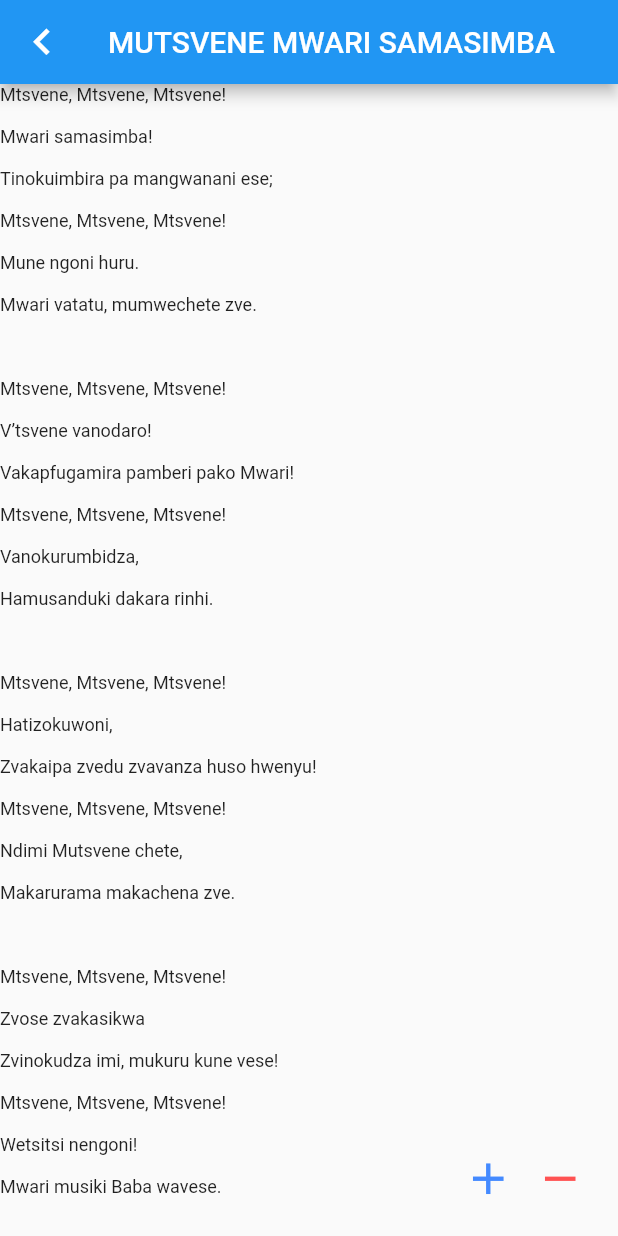
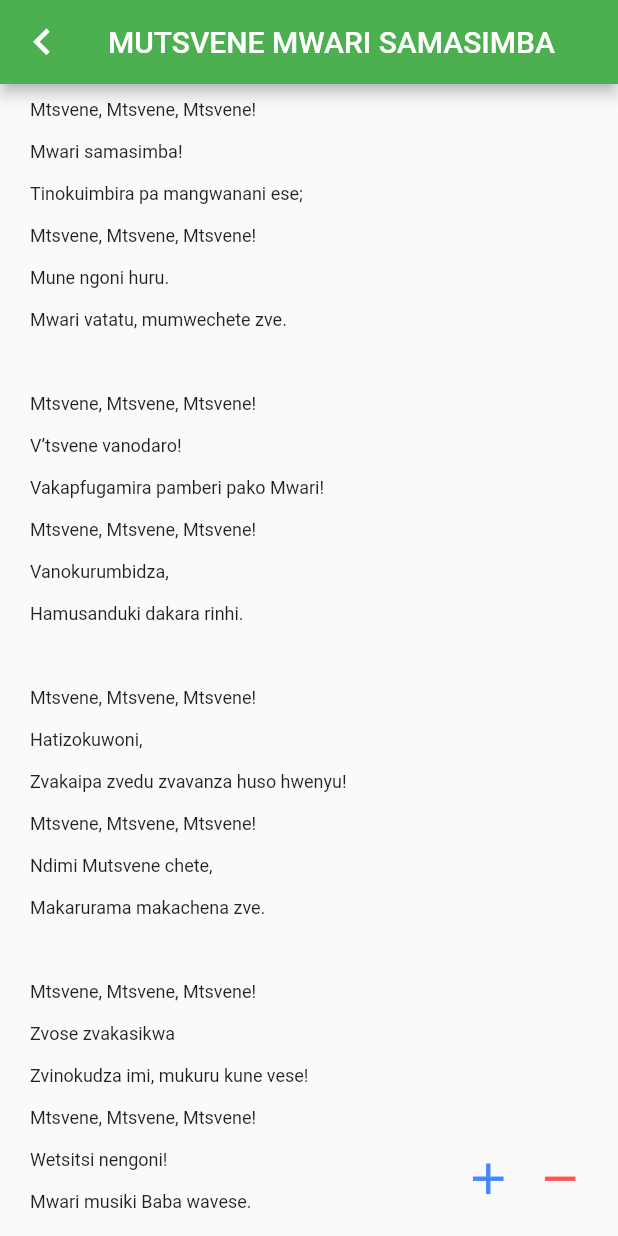
Before and after one commit to malvernbright/aafm-hymns, a Flutter app: the screen it shows after launch, after a tap on an icon or button, on a phone screen of 412 x 824 dp. Run offline on Flutter 3.47's test engine with Material 2 defaults, Android fonts, the phone set to English and light mode, and no system bars; our stand-ins replace google_nav_bar, line_icons.

```diff
--- a/lib/main.dart
+++ b/lib/main.dart
@@ -1,42 +1,23 @@
-import 'package:aafm_hymns/pages/hymns_list.dart';
+import 'package:aafm_hymns/pages/home_page.dart';
 import 'package:aafm_hymns/providers/hymn_provider.dart';
 import 'package:flutter/material.dart';
 import 'package:provider/provider.dart';
 
-void main() => runApp(const MyApp());
-
-class MyApp extends StatelessWidget {
-  const MyApp({Key? key}) : super(key: key);
-
-  // This widget is the root of your application.
-  @override
-  Widget build(BuildContext context) {
-    return ChangeNotifierProvider(
+void main() => runApp(ChangeNotifierProvider(
       create: (BuildContext context) => HymnProvider(),
       child: MaterialApp(
+          builder: (context, child) {
+            return Directionality(
+                textDirection: TextDirection.ltr, child: child!);
+          },
           title: 'AAFM HYMNS',
           theme: ThemeData(
-          primarySwatch: Colors.blue,
+            primarySwatch: Colors.green,
           ),
           home: Scaffold(
               appBar: AppBar(
+                elevation: 10,
                 title: const Text('AAFM HYMNS'),
-            actions: [
-              IconButton(onPressed: () {}, icon: const Icon(Icons.search))
-            ],
               ),
-          body: const MyHomePage(),
-        ),
-      ),
-    );
-  }
-}
-
-class MyHomePage extends StatelessWidget {
-  const MyHomePage({Key? key}) : super(key: key);
-
-  @override
-  Widget build(BuildContext context) {
-    return const HymnsList();
-  }
-}
+              body: const HomePage())),
+    ));
--- /dev/null
+++ b/lib/pages/home_page.dart
@@ -0,0 +1,94 @@
+import 'package:aafm_hymns/providers/hymn_provider.dart';
+import 'package:flutter/material.dart';
+import 'package:google_nav_bar/google_nav_bar.dart';
+import 'package:line_icons/line_icons.dart';
+import 'package:provider/provider.dart';
+
+import 'hymns_list.dart';
+
+class HomePage extends StatelessWidget {
+  static const TextStyle optionStyle =
+      TextStyle(fontSize: 30, fontWeight: FontWeight.w600);
+  static const List<Widget> _widgetOptions = <Widget>[
+    HymnsList(),
+    Text(
+      'Likes',
+      style: optionStyle,
+    ),
+    Text(
+      'Search',
+      style: optionStyle,
+    ),
+    Text(
+      'Profile',
+      style: optionStyle,
+    ),
+  ];
+
+  const HomePage({Key? key}) : super(key: key);
+
+  @override
+  Widget build(BuildContext context) {
+    return Consumer<HymnProvider>(
+      builder: (context, provider, child) {
+        return Scaffold(
+          backgroundColor: Colors.white,
+          body: Center(
+            child: _widgetOptions.elementAt(provider.selectedIndex),
+          ),
+          bottomNavigationBar: Container(
+            decoration: BoxDecoration(
+              color: Colors.white,
+              boxShadow: [
+                BoxShadow(
+                  blurRadius: 20,
+                  color: Colors.black.withOpacity(.1),
+                )
+              ],
+            ),
+            child: SafeArea(
+              child: Padding(
+                padding:
+                    const EdgeInsets.symmetric(horizontal: 15.0, vertical: 8),
+                child: GNav(
+                  rippleColor: Colors.grey[300]!,
+                  hoverColor: Colors.grey[100]!,
+                  gap: 8,
+                  activeColor: Colors.black,
+                  iconSize: 24,
+                  padding:
+                      const EdgeInsets.symmetric(horizontal: 20, vertical: 12),
+                  duration: const Duration(milliseconds: 400),
+                  tabBackgroundColor: Colors.grey[100]!,
+                  color: Colors.black,
+                  tabs: const [
+                    GButton(
+                      icon: LineIcons.home,
+                      text: 'Home',
+                    ),
+                    GButton(
+                      icon: LineIcons.heart,
+                      text: 'Likes',
+                    ),
+                    GButton(
+                      icon: LineIcons.search,
+                      text: 'Search',
+                    ),
+                    GButton(
+                      icon: LineIcons.user,
+                      text: 'Profile',
+                    ),
+                  ],
+                  selectedIndex: provider.selectedIndex,
+                  onTabChange: (index) {
+                    provider.onTabChanged(index);
+                  },
+                ),
+              ),
+            ),
+          ),
+        );
+      },
+    );
+  }
+}
--- a/lib/pages/hymn.dart
+++ b/lib/pages/hymn.dart
@@ -1,4 +1,5 @@
 import 'package:aafm_hymns/providers/hymn_provider.dart';
+import 'package:aafm_hymns/widgets/floating_button.dart';
 import 'package:flutter/material.dart';
 import 'package:provider/provider.dart';
 
@@ -14,7 +15,7 @@ class Hymn extends StatelessWidget {
       builder: (context, provider, child) {
         return Scaffold(
           appBar: AppBar(
-            title: Text(title),
+            title: SelectableText(title),
             leading: IconButton(
               icon: const Icon(
                 Icons.keyboard_arrow_left,
@@ -23,25 +24,15 @@ class Hymn extends StatelessWidget {
               onPressed: () => Navigator.of(context).pop(),
             ),
           ),
-          floatingActionButton: Row(
-            mainAxisAlignment: MainAxisAlignment.end,
-            children: [
-              IconButton(
-                  tooltip: 'Increase Font Size',
-                  icon:
-                      const Icon(Icons.add, size: 35, color: Colors.blueAccent),
-                  onPressed: () => provider.increaseFontSize()),
-              IconButton(
-                  tooltip: 'Reduce Font Size',
-                  icon: const Icon(Icons.remove,
-                      size: 35, color: Colors.redAccent),
-                  onPressed: () => provider.reduceFontSize()),
-            ],
-          ),
-          body: SingleChildScrollView(
-            child: Text(
-              hymn,
-              style: TextStyle(fontSize: provider.myFontSize),
+          floatingActionButton: const FloatingButton(),
+          body: Container(
+            width: MediaQuery.of(context).size.width,
+            padding: const EdgeInsets.symmetric(horizontal: 20, vertical: 10),
+            child: SingleChildScrollView(
+              child: SelectableText(
+                hymn,
+                style: TextStyle(fontSize: provider.myFontSize),
+              ),
             ),
           ),
         );
--- a/lib/pages/hymns_list.dart
+++ b/lib/pages/hymns_list.dart
@@ -8,17 +8,16 @@ class HymnsList extends StatelessWidget {
 
   @override
   Widget build(BuildContext context) {
+    final _scrollController = FixedExtentScrollController();
     return FutureBuilder(
       future:
           DefaultAssetBundle.of(context).loadString('assets/hymns/hymns.json'),
       builder: (context, snapshot) {
         var hymnData = json.decode(snapshot.data.toString());
         if (snapshot.connectionState == ConnectionState.done) {
-          return ListWheelScrollView.useDelegate(
-            itemExtent: 60,
-            childDelegate: ListWheelChildBuilderDelegate(
-                childCount: hymnData.length,
-                builder: (context, index) {
+          return ListView.builder(
+            itemCount: hymnData.length,
+            itemBuilder: (BuildContext context, int index) {
               return Card(
                 child: ListTile(
                   leading: CircleAvatar(
@@ -31,12 +30,12 @@ class HymnsList extends StatelessWidget {
                   ),
                   title: Text('${hymnData[index]['title']}'),
                   onTap: () => Navigator.of(context).push(MaterialPageRoute(
-                          builder: (BuildContext context) => Hymn(
-                              title: hymnData[index]['title'],
-                              hymn: hymnData[index]['hymn']))),
+                      builder: (_) => Hymn(
+                          title: '${hymnData[index]['title']}',
+                          hymn: '${hymnData[index]['hymn']}'))),
                 ),
               );
-                }),
+            },
           );
         } else if (snapshot.connectionState == ConnectionState.waiting) {
           return const Center(child: CircularProgressIndicator());
--- a/lib/providers/hymn_provider.dart
+++ b/lib/providers/hymn_provider.dart
@@ -1,7 +1,11 @@
-import 'package:flutter/foundation.dart';
+import 'package:flutter/material.dart';
 
 class HymnProvider with ChangeNotifier {
   double myFontSize = 12.0;
+  TextEditingController editingController = TextEditingController();
+  List itemSearch = [];
+
+  int selectedIndex = 0;
 
   void increaseFontSize() {
     myFontSize++;
@@ -12,4 +16,15 @@ class HymnProvider with ChangeNotifier {
     myFontSize--;
     notifyListeners();
   }
+
+  // selectedIndex: _selectedIndex,
+  // onTabChange: (index) {
+  // setState(() {
+  // _selectedIndex = index;
+  // });
+
+  void onTabChanged(int index) {
+    selectedIndex = index;
+    notifyListeners();
+  }
 }
--- /dev/null
+++ b/lib/widgets/floating_button.dart
@@ -0,0 +1,31 @@
+import 'package:aafm_hymns/providers/hymn_provider.dart';
+import 'package:flutter/material.dart';
+import 'package:provider/provider.dart';
+
+class FloatingButton extends StatelessWidget {
+  const FloatingButton({
+    Key? key,
+  }) : super(key: key);
+
+  @override
+  Widget build(BuildContext context) {
+    return Consumer<HymnProvider>(
+      builder: (context, provider, child) {
+        return Row(
+          mainAxisAlignment: MainAxisAlignment.end,
+          children: [
+            IconButton(
+                tooltip: 'Increase Font Size',
+                icon: const Icon(Icons.add, size: 35, color: Colors.blueAccent),
+                onPressed: () => provider.increaseFontSize()),
+            IconButton(
+                tooltip: 'Reduce Font Size',
+                icon:
+                    const Icon(Icons.remove, size: 35, color: Colors.redAccent),
+                onPressed: () => provider.reduceFontSize()),
+          ],
+        );
+      },
+    );
+  }
+}
--- a/pubspec.yaml
+++ b/pubspec.yaml
@@ -9,10 +9,11 @@ dependencies:
   flutter:
     sdk: flutter
   cupertino_icons: ^1.0.2
-  webview_flutter: ^2.1.1
   hive: ^2.0.4
   hive_flutter: ^1.1.0
   provider: ^6.0.1
+  google_nav_bar: ^5.0.5
+  line_icons: ^2.0.1
 dev_dependencies:
   flutter_test:
     sdk: flutter
```
Also changed, not shown: scratch.dart (deleted, +0 -37 lines), assets/hymns/hymns.json, pubspec.lock. Lines whose indentation alone changed are shown as unchanged.
